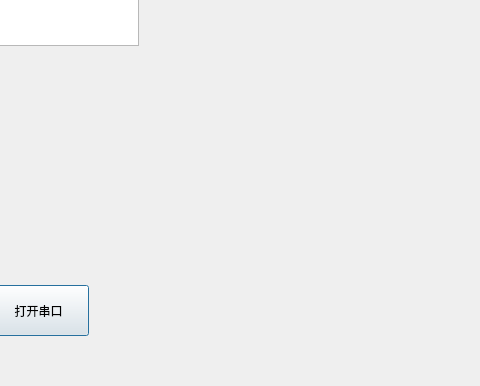
The window that hello/ComDialog.ui (galepai/hello) describes before a commit, drawn with Qt 5; both pictures show x 372 to 852 and y 225 to 611 of the 852 by 611 pixel window.
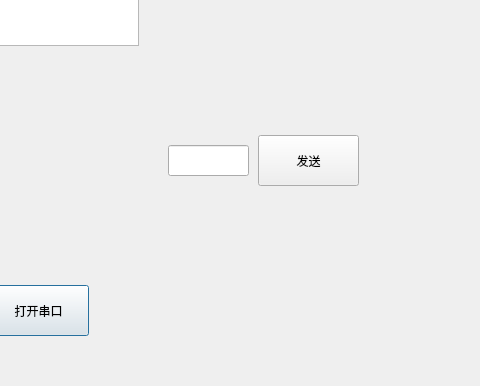
The same window after the commit. Icons and pictures are not drawn.

The edit to the form file:
```diff
--- a/hello/ComDialog.ui
+++ b/hello/ComDialog.ui
@@ -253,6 +253,39 @@
     <string>发送</string>
    </property>
   </widget>
+  <widget class="QLineEdit" name="lineEdit_TimeLag">
+   <property name="geometry">
+    <rect>
+     <x>540</x>
+     <y>370</y>
+     <width>81</width>
+     <height>31</height>
+    </rect>
+   </property>
+   <property name="font">
+    <font>
+     <family>Arial Black</family>
+     <weight>75</weight>
+     <bold>true</bold>
+    </font>
+   </property>
+   <property name="alignment">
+    <set>Qt::AlignCenter</set>
+   </property>
+  </widget>
+  <widget class="QPushButton" name="QPushButton_TimeLag">
+   <property name="geometry">
+    <rect>
+     <x>630</x>
+     <y>360</y>
+     <width>101</width>
+     <height>51</height>
+    </rect>
+   </property>
+   <property name="text">
+    <string>发送</string>
+   </property>
+  </widget>
  </widget>
  <tabstops>
   <tabstop>lineEdit_Slave</tabstop>
```
